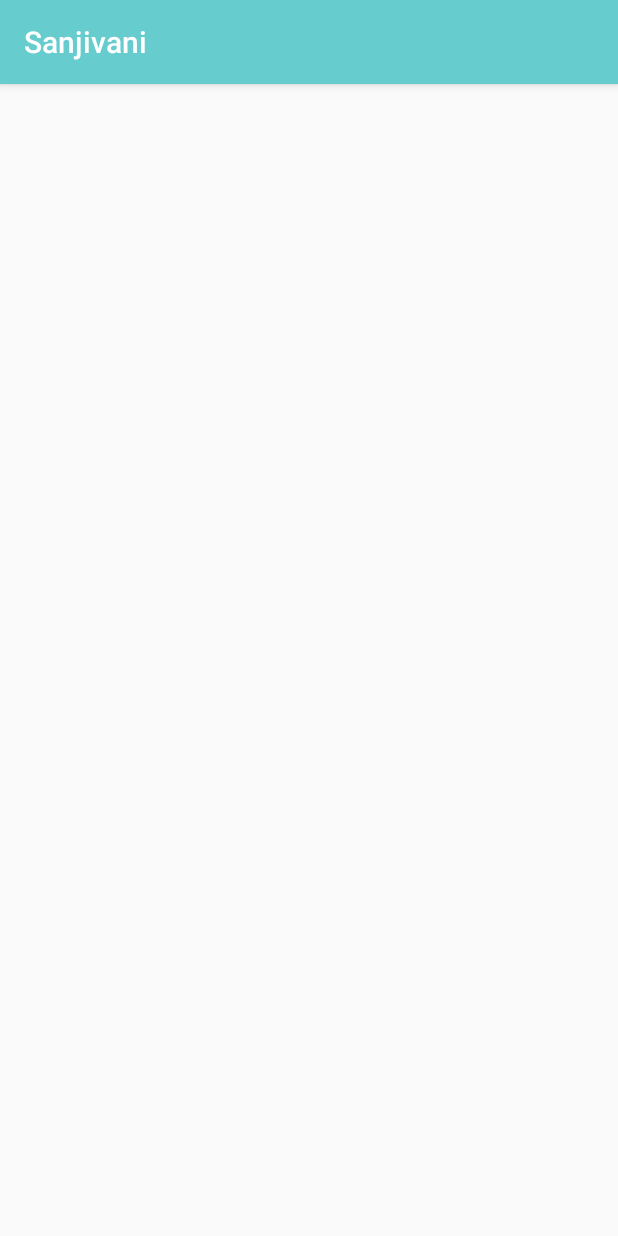
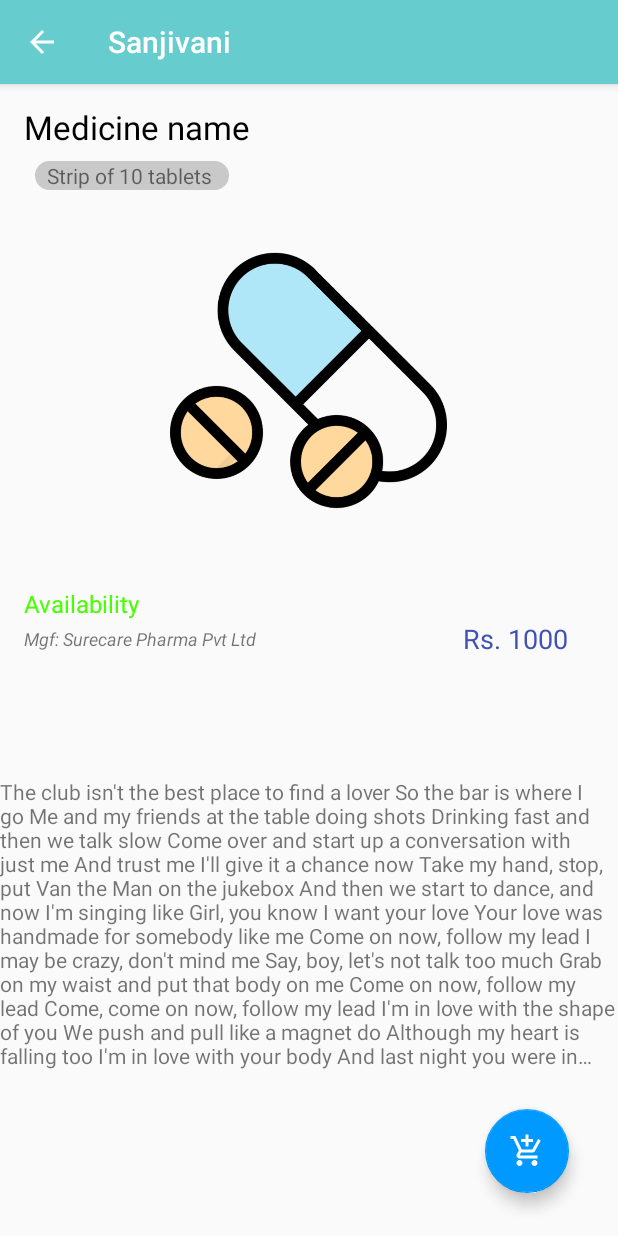
Before and after one commit to harsh47sharma/Sanjivani, an Android app: the DrugInformationActivity screen opened directly, with no data from a screen before it, on a phone screen of 412 x 824 dp. Run offline under Robolectric (Android 15) with nearby library versions, the light colour scheme and no system bars; Roboto replaces fonts that are not available here.

Commit message:
notepad me sab kuch

```diff
--- a/app/src/main/java/com/collection/sanjivani/CartActivity.java
+++ b/app/src/main/java/com/collection/sanjivani/CartActivity.java
@@ -10,5 +10,6 @@ public class CartActivity extends AppCompatActivity {
     protected void onCreate(Bundle savedInstanceState) {
         super.onCreate(savedInstanceState);
         setContentView(R.layout.activity_cart);
+        getSupportActionBar().setDisplayHomeAsUpEnabled(true);
     }
 }
--- a/app/src/main/java/com/collection/sanjivani/DrugInformationActivity.java
+++ b/app/src/main/java/com/collection/sanjivani/DrugInformationActivity.java
@@ -18,6 +18,7 @@ public class DrugInformationActivity extends AppCompatActivity {
     protected void onCreate(Bundle savedInstanceState) {
         super.onCreate(savedInstanceState);
         setContentView(R.layout.activity_drug_information);
+        getSupportActionBar().setDisplayHomeAsUpEnabled(true);
 
         mMedNameTextView = findViewById(R.id.infoPageMedNameTextView);
         mMedDescriptionTextView = findViewById(R.id.infoPageMedDescriptionTextView);
--- a/app/src/main/res/drawable/app_bar_gradient.xml
+++ b/app/src/main/res/drawable/app_bar_gradient.xml
@@ -2,6 +2,11 @@
 <shape xmlns:android="http://schemas.android.com/apk/res/android"
     android:shape="rectangle"
     android:useLevel="false">
+
+    <corners
+        android:bottomLeftRadius="30dp"
+        android:bottomRightRadius="30dp"
+        />
 
     <gradient
         android:angle="360"
--- /dev/null
+++ b/app/src/main/res/drawable/ic_add_shopping_cart_black_24dp.xml
@@ -0,0 +1,5 @@
+<vector android:height="24dp" android:tint="#FFFFFF"
+    android:viewportHeight="24.0" android:viewportWidth="24.0"
+    android:width="24dp" xmlns:android="http://schemas.android.com/apk/res/android">
+    <path android:fillColor="#FF000000" android:pathData="M11,9h2L13,6h3L16,4h-3L13,1h-2v3L8,4v2h3v3zM7,18c-1.1,0 -1.99,0.9 -1.99,2S5.9,22 7,22s2,-0.9 2,-2 -0.9,-2 -2,-2zM17,18c-1.1,0 -1.99,0.9 -1.99,2s0.89,2 1.99,2 2,-0.9 2,-2 -0.9,-2 -2,-2zM7.17,14.75l0.03,-0.12 0.9,-1.63h7.45c0.75,0 1.41,-0.41 1.75,-1.03l3.86,-7.01L19.42,4h-0.01l-1.1,2 -2.76,5L8.53,11l-0.13,-0.27L6.16,6l-0.95,-2 -0.94,-2L1,2v2h2l3.6,7.59 -1.35,2.45c-0.16,0.28 -0.25,0.61 -0.25,0.96 0,1.1 0.9,2 2,2h12v-2L7.42,15c-0.13,0 -0.25,-0.11 -0.25,-0.25z"/>
+</vector>
--- /dev/null
+++ b/app/src/main/res/drawable/text_view_bg.xml
@@ -0,0 +1,14 @@
+<?xml version="1.0" encoding="utf-8"?>
+<shape
+    xmlns:android="http://schemas.android.com/apk/res/android"
+    android:shape="rectangle">
+
+    <corners
+        android:radius="200dp"
+        />
+
+    <solid
+        android:color="#C9C9C9"
+        />
+
+</shape>
--- a/app/src/main/res/layout/activity_drug_information.xml
+++ b/app/src/main/res/layout/activity_drug_information.xml
@@ -7,54 +7,109 @@
     tools:context="com.collection.sanjivani.DrugInformationActivity">
 
     <TextView
-        android:id="@+id/infoPageMedPriceTextView"
-        android:layout_width="wrap_content"
-        android:layout_height="wrap_content"
-        app:layout_constraintBottom_toBottomOf="parent"
-        app:layout_constraintEnd_toEndOf="parent"
-        app:layout_constraintHorizontal_bias="0.497"
-        app:layout_constraintStart_toStartOf="parent"
-        app:layout_constraintTop_toTopOf="parent"
-        app:layout_constraintVertical_bias="0.832" />
-
-    <TextView
         android:id="@+id/infoPageMedNameTextView"
         android:layout_width="wrap_content"
         android:layout_height="wrap_content"
-        app:layout_constraintBottom_toTopOf="@+id/infoPageMedDescriptionTextView"
+        android:text="Medicine name"
+        android:textColor="#000000"
+        android:textSize="22sp"
+        app:layout_constraintBottom_toBottomOf="parent"
         app:layout_constraintEnd_toEndOf="parent"
+        app:layout_constraintHorizontal_bias="0.06"
         app:layout_constraintStart_toStartOf="parent"
         app:layout_constraintTop_toTopOf="parent"
-        app:layout_constraintVertical_bias="0.834" />
+        app:layout_constraintVertical_bias="0.019" />
 
     <TextView
         android:id="@+id/infoPageMedDescriptionTextView"
         android:layout_width="wrap_content"
         android:layout_height="wrap_content"
-        android:layout_marginBottom="72dp"
-        app:layout_constraintBottom_toTopOf="@+id/infoPageMedQuantityTextView"
+        android:text="The club isn't the best place to find a lover So the bar is where I go Me and my friends at the table doing shots Drinking fast and then we talk slow Come over and start up a conversation with just me And trust me I'll give it a chance now Take my hand, stop, put Van the Man on the jukebox And then we start to dance, and now I'm singing like Girl, you know I want your love Your love was handmade for somebody like me Come on now, follow my lead I may be crazy, don't mind me Say, boy, let's not talk too much Grab on my waist and put that body on me Come on now, follow my lead Come, come on now, follow my lead I'm in love with the shape of you We push and pull like a magnet do Although my heart is falling too I'm in love with your body And last night you were in…"
+        app:layout_constraintBottom_toBottomOf="parent"
         app:layout_constraintEnd_toEndOf="parent"
+        app:layout_constraintHorizontal_bias="0.0"
         app:layout_constraintStart_toStartOf="parent"
-        app:layout_constraintTop_toTopOf="parent"
-        app:layout_constraintVertical_bias="1.0" />
+        app:layout_constraintTop_toBottomOf="@+id/textView7"
+        app:layout_constraintVertical_bias="0.43" />
 
     <TextView
         android:id="@+id/infoPageMedQuantityTextView"
         android:layout_width="wrap_content"
         android:layout_height="wrap_content"
-        app:layout_constraintBottom_toBottomOf="parent"
-        app:layout_constraintEnd_toEndOf="parent"
-        app:layout_constraintStart_toStartOf="parent"
-        app:layout_constraintTop_toTopOf="parent"
-        app:layout_constraintVertical_bias="0.637" />
+        android:layout_marginTop="8dp"
+        android:background="@drawable/text_view_bg"
+        android:paddingStart="8dp"
+        android:paddingEnd="8dp"
+        android:text="Strip of 10 tablets "
+        app:layout_constraintEnd_toEndOf="@+id/infoPageMedNameTextView"
+        app:layout_constraintHorizontal_bias="0.333"
+        app:layout_constraintStart_toStartOf="@+id/infoPageMedNameTextView"
+        app:layout_constraintTop_toBottomOf="@+id/infoPageMedNameTextView" />
 
     <TextView
         android:id="@+id/infoPageMedAvailabilityTextView"
         android:layout_width="wrap_content"
         android:layout_height="wrap_content"
-        app:layout_constraintBottom_toTopOf="@+id/infoPageMedPriceTextView"
+        android:text="Availability"
+        android:textColor="@color/availableColor"
+        android:textSize="16sp"
+        app:layout_constraintBottom_toBottomOf="parent"
         app:layout_constraintEnd_toEndOf="parent"
+        app:layout_constraintHorizontal_bias="0.047"
+        app:layout_constraintStart_toStartOf="parent"
+        app:layout_constraintTop_toBottomOf="@+id/imageView"
+        app:layout_constraintVertical_bias="0.1" />
+
+    <TextView
+        android:id="@+id/infoPageMedPriceTextView"
+        android:layout_width="wrap_content"
+        android:layout_height="wrap_content"
+        android:text="Rs. 1000"
+        android:textColor="@color/priceColor"
+        android:textSize="18sp"
+        app:layout_constraintBottom_toBottomOf="parent"
+        app:layout_constraintEnd_toEndOf="parent"
+        app:layout_constraintHorizontal_bias="0.903"
+        app:layout_constraintStart_toStartOf="parent"
+        app:layout_constraintTop_toBottomOf="@+id/infoPageMedAvailabilityTextView"
+        app:layout_constraintVertical_bias="0.0" />
+
+    <ImageView
+        android:id="@+id/imageView"
+        android:layout_width="0dp"
+        android:layout_height="0dp"
+        app:layout_constraintBottom_toBottomOf="parent"
+        app:layout_constraintEnd_toEndOf="parent"
+        app:layout_constraintHeight_percent="0.24"
+        app:layout_constraintHorizontal_bias="0.497"
         app:layout_constraintStart_toStartOf="parent"
         app:layout_constraintTop_toBottomOf="@+id/infoPageMedQuantityTextView"
-        app:layout_constraintVertical_bias="0.673" />
+        app:layout_constraintVertical_bias="0.068"
+        app:layout_constraintWidth_percent="0.5"
+        app:srcCompat="@drawable/drug_icon" />
+
+    <TextView
+        android:id="@+id/textView7"
+        android:layout_width="wrap_content"
+        android:layout_height="wrap_content"
+        android:layout_marginTop="4dp"
+        android:text="Mgf: Surecare Pharma Pvt Ltd"
+        android:textSize="12sp"
+        android:textStyle="italic"
+        app:layout_constraintStart_toStartOf="@+id/infoPageMedAvailabilityTextView"
+        app:layout_constraintTop_toBottomOf="@+id/infoPageMedAvailabilityTextView" />
+
+    <com.google.android.material.floatingactionbutton.FloatingActionButton
+        android:id="@+id/floatingActionButton"
+        android:layout_width="wrap_content"
+        android:layout_height="wrap_content"
+        android:clickable="true"
+        app:layout_constraintBottom_toBottomOf="parent"
+        app:layout_constraintEnd_toEndOf="parent"
+        app:layout_constraintHorizontal_bias="0.909"
+        app:layout_constraintStart_toStartOf="parent"
+        app:layout_constraintTop_toTopOf="parent"
+        app:layout_constraintVertical_bias="0.96"
+        app:srcCompat="@drawable/ic_add_shopping_cart_black_24dp" />
+
 </androidx.constraintlayout.widget.ConstraintLayout>
--- a/app/src/main/res/layout/activity_search_drug.xml
+++ b/app/src/main/res/layout/activity_search_drug.xml
@@ -31,14 +31,15 @@
     <androidx.recyclerview.widget.RecyclerView
         android:id="@+id/searchActivityRecyclerView"
         android:layout_width="match_parent"
-        android:layout_height="wrap_content"
+        android:layout_height="0dp"
+        android:layout_marginTop="32dp"
         android:padding="10dp"
         app:layout_constraintBottom_toBottomOf="parent"
         app:layout_constraintEnd_toEndOf="parent"
         app:layout_constraintHorizontal_bias="0.0"
         app:layout_constraintStart_toStartOf="parent"
         app:layout_constraintTop_toBottomOf="@+id/searchBoxEditText"
-        app:layout_constraintVertical_bias="0.19" />
+        app:layout_constraintVertical_bias="0.073" />
 
 
 </androidx.constraintlayout.widget.ConstraintLayout>
--- a/app/src/main/res/layout/content_navigation.xml
+++ b/app/src/main/res/layout/content_navigation.xml
@@ -35,9 +35,9 @@
         android:clickable="true"
         app:layout_constraintBottom_toBottomOf="parent"
         app:layout_constraintEnd_toEndOf="parent"
-        app:layout_constraintHorizontal_bias="0.85"
+        app:layout_constraintHorizontal_bias="0.915"
         app:layout_constraintStart_toStartOf="parent"
         app:layout_constraintTop_toTopOf="parent"
-        app:layout_constraintVertical_bias="0.922"
-        app:srcCompat="@android:drawable/ic_menu_add" />
+        app:layout_constraintVertical_bias="0.937"
+        app:srcCompat="@drawable/ic_shopping_cart_black_24dp" />
 </androidx.constraintlayout.widget.ConstraintLayout>
--- a/app/src/main/res/values/colors.xml
+++ b/app/src/main/res/values/colors.xml
@@ -1,7 +1,7 @@
 <?xml version="1.0" encoding="utf-8"?>
 <resources>
     <color name="colorPrimary">#66CCCD</color>
-    <color name="colorPrimaryDark">#3700B3</color>
+    <color name="colorPrimaryDark">#66CCCD</color>
     <color name="colorAccent">#0099ff</color>
 
     <color name="toolgradientStartColor">#82D8E3</color>
@@ -9,4 +9,7 @@
 
     <color name="buttonGradientStartColor">#82D8E3</color>
     <color name="buttonGradientEndColor">#0099ff</color>
+
+    <color name="availableColor">#48FF00</color>
+    <color name="priceColor">#3F51B5</color>
 </resources>
```
Also changed, not shown: app/src/main/AndroidManifest.xml (+19 -4 lines), app/src/main/res/drawable/ic_shopping_cart_black_24dp.xml (+4 -8 lines), app/src/main/res/layout/activity_main.xml (+0 -10 lines), app/src/main/res/layout/app_bar_navigation.xml (+5 -16 lines), app/src/main/res/layout/search_items.xml (+21 -12 lines), app/src/main/res/drawable/drug_icon.png (added).
